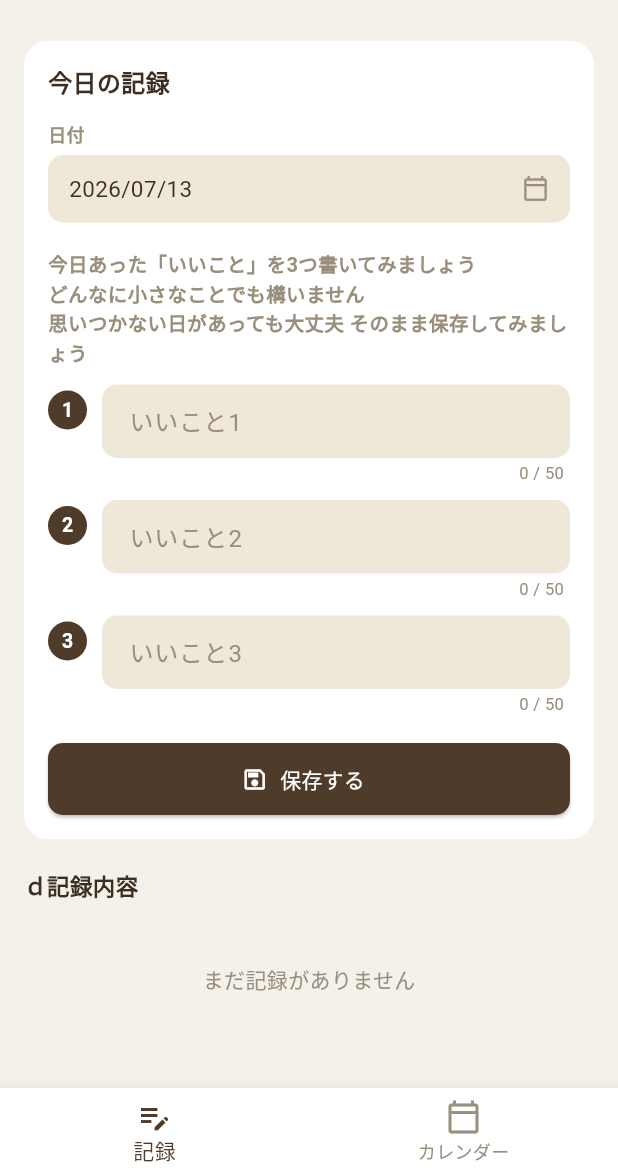
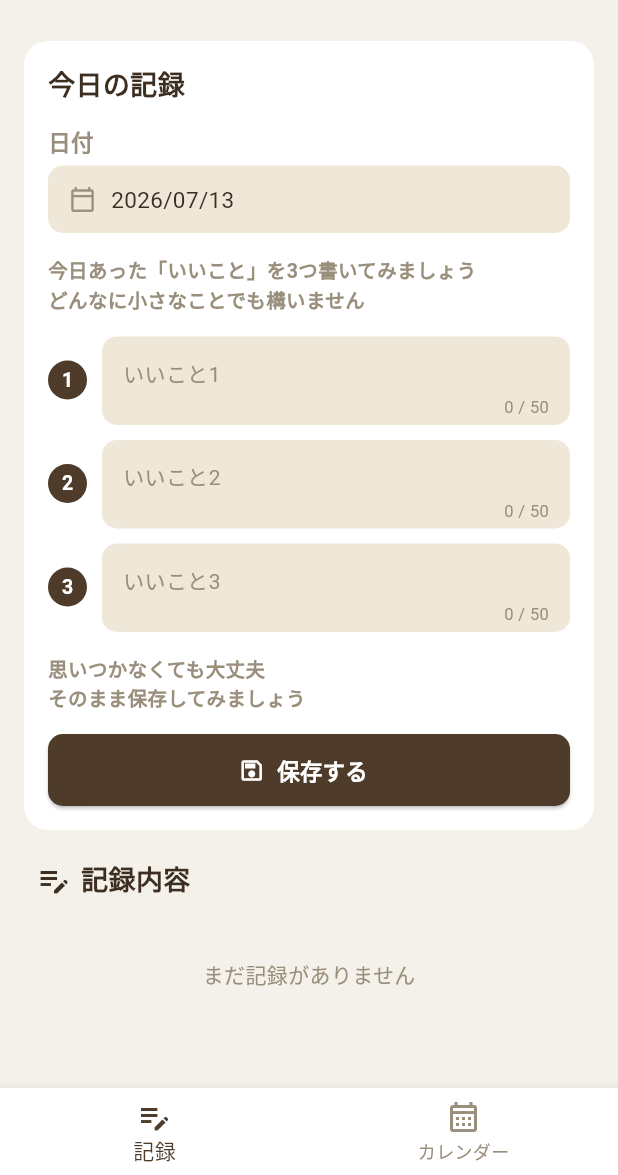
Before and after one commit to yumayuma011/Good3-YPJ, a Flutter app: the HomeScreen screen opened directly, on a phone screen of 412 x 824 dp, the part 61-1236 px from its top. Run offline on Flutter 3.47's test engine with Material 3 defaults, Android fonts, the phone set to English and light mode, and no system bars; our stand-ins replace file_picker, flutter_local_notifications, package_info_plus, permission_handler, share_plus, shared_preferences and 1 more; accounts and stored records are empty; Roboto replaces fonts that are missing (NotoSansJP).

Commit message:
settei igai hitodannraku

```diff
--- a/lib/constants/app_colors.dart
+++ b/lib/constants/app_colors.dart
@@ -4,17 +4,27 @@ import 'package:flutter/material.dart';
 class AppColors {
   AppColors._();
 
-  /// ユーザーが選択できるテーマカラーの候補一覧
+  /// ユーザーが選択できるテーマカラーの候補一覧（暗め8色 + 明るめ8色 = 16色）
   static const List<Color> presetColors = [
+    // ── 暗め（8色） ──
     Color(0xFF4E3B2A), // ブラウン（デフォルト）
-    Color(0xFFB0473A), // レッド
-    Color(0xFFC97A3D), // オレンジ
-    Color(0xFFB79A2E), // イエロー
-    Color(0xFF4E7A52), // グリーン
-    Color(0xFF2E8F8A), // ティール
-    Color(0xFF3E6FA8), // ブルー
-    Color(0xFF7A5AA8), // パープル
-    Color(0xFFC06090), // ピンク
+    Color(0xFF3D2E22), // ダークブラウン
+    Color(0xFF8B2E2E), // ダークレッド
+    Color(0xFF7A4A1F), // ダークオレンジ
+    Color(0xFF5C5220), // ダークイエロー（オリーブ）
+    Color(0xFF2E5233), // ダークグリーン
+    Color(0xFF1F4E4A), // ダークティール
+    Color(0xFF2E3F5C), // ダークブルー
+
+    // ── 明るめ（8色） ──
+    Color(0xFFD98880), // ライトレッド
+    Color(0xFFE8A96B), // ライトオレンジ
+    Color(0xFFE0C868), // ライトイエロー
+    Color(0xFF8FC28F), // ライトグリーン
+    Color(0xFF7FC9C4), // ライトティール
+    Color(0xFF8FB4E0), // ライトブルー
+    Color(0xFFB59BD9), // ライトパープル
+    Color(0xFFE39FC2), // ライトピンク
   ];
 
   static const Color defaultPrimary = Color(0xFF4E3B2A);
@@ -26,19 +36,19 @@ class AppColors {
   static const Color textSecondary = Color(0xFF9A8F7D);
   static const Color divider = Color(0xFFE4DCC9);
 
-  /// 月ごとのラベルに使う淡色パレット（画像の月別リストのピル表示用）
+ /// 月ごとのラベル色（インデックス0=1月, 1=2月, ... 11=12月に対応）
   static const List<Color> monthPillColors = [
-    Color(0xFFE60033), // 赤(1月)
-    Color(0xFF884798), // 紫(2月)
-    Color(0xFFBCE2E8), // 水色(3月)
-    Color(0xFFDCAE63), // 花舞小(4月)
-    Color(0xFF3EB370), // 緑(5月)
-    Color(0xFF7D7D7D), // 灰色(6月)
-    Color(0xFFB8D200), // 桃色(7月)
-    Color(0xFFB8D200), // 黄緑(8月)
-    Color(0xFF0095D9), // 青(9月)
-    Color(0xFFEE7800), // 橙色(10月)
-    Color(0xFFFFD900), // 黄色(11月)
-    Color(0xFFCFC3B7), // 勿忘菫(12月)
+    Color(0xFFE60033), // 赤 (1月)
+    Color(0xFF884798), // 紫 (2月)
+    Color(0xFF2C8593), // 水色 (3月)
+    Color(0xFFDCAE63), // 花舞小枝 はなまいこえだ (4月)
+    Color(0xFF662E51), // 初恋薊 はつこいあざみ (5月)
+    Color(0xFF557F65), // 憧葛 あこがれかずら (6月)
+    Color(0xFFF09199), // 桃色 (7月)
+    Color(0xFFB8D200), // 黄緑 (8月)
+    Color(0xFF0095D9), // 青 (9月)
+    Color(0xFFEE7800), // 橙色 (10月)
+    Color(0xFFFFD900), // 黄色 (11月)
+    Color(0xFFC4B5A6), // 勿忘菫 わすれなすみれ (12月)
   ];
 }
--- a/lib/constants/app_strings.dart
+++ b/lib/constants/app_strings.dart
@@ -23,10 +23,11 @@ class AppStrings {
   static const recordCardTitle = '今日の記録';
   static const recordDateLabel = '日付';
   // static const recordPrompt = '今日あった「いいこと」を思いつく範囲で書いてみましょう';
-  static const recordPrompt = '今日あった「いいこと」を3つ書いてみましょう\nどんなに小さなことでも構いません\n思いつかない日があっても大丈夫 そのまま保存してみましょう';
+  static const recordPrompt = '今日あった「いいこと」を3つ書いてみましょう\nどんなに小さなことでも構いません';
+  static const recordPrompt2 = '思いつかなくても大丈夫\nそのまま保存してみましょう';
   static const recordSave = '保存する';
   static const recordSavedBanner = '保存しました';
-  static const recordListTitle = 'ｄ記録内容';
+  static const recordListTitle = '記録内容';
   static const recordEmpty = 'まだ記録がありません';
   static const defaultFallbackItem = '今日も生きていた';
   static String itemHint(int number) => 'いいこと$number';
@@ -96,7 +97,7 @@ class AppStrings {
   static const exportDesc =
       '記録したデータをJSONファイルとして書き出します。\nバックアップや機種変更の際にご利用ください。';
   static const importDesc =
-      '以前エクスポートしたJSONファイルを選択して読み込みます。\n※現在のデータは上書きされます。';
+      '以前出力したJSONファイルを選択して読込みます。\n※現在のデータは上書きされます。';
   static const exportButton = 'エクスポートする';
   static const importButton = 'ファイルを選択する';
   static const exportSuccessMsg = 'エクスポートが完了しました';
--- a/lib/constants/app_text_styles.dart
+++ b/lib/constants/app_text_styles.dart
@@ -16,7 +16,7 @@ class AppTextStyles {
   // カードの見出し（例：「今日の記録」）
   static const cardTitle = TextStyle(
     fontWeight: FontWeight.bold,
-    fontSize: 16,
+    fontSize: 18,
     color: AppColors.textPrimary,
   );
 
@@ -41,13 +41,14 @@ class AppTextStyles {
   // 説明文・プロンプト（例：「今日あった…」）
   static const prompt = TextStyle(
     fontSize: 13,
+    fontWeight: FontWeight.bold,
     color: AppColors.textSecondary,
   );
 
   // 設定行のラベル
   static const rowLabel = TextStyle(
     fontWeight: FontWeight.w600,
-    fontSize: 14,
+    fontSize: 18,
     color: AppColors.textPrimary,
   );
 
--- a/lib/screens/home_screen.dart
+++ b/lib/screens/home_screen.dart
@@ -21,14 +21,30 @@ class HomeScreen extends StatefulWidget {
 
 class _HomeScreenState extends State<HomeScreen> {
   int _tabIndex = 0;
+  late final PageController _pageController =
+      PageController(initialPage: _tabIndex);
 
   /// カレンダータブ内の「カレンダー表示 / リスト表示」の状態。
   /// AppBar側のトグルから操作するため、ここ(親)で保持する。
   bool _isCalendarView = true;
 
+  @override
+  void dispose() {
+    _pageController.dispose();
+    super.dispose();
+  }
+
   void _openSettings() {
     Navigator.of(context).push(
       MaterialPageRoute(builder: (_) => const SettingsScreen()),
+    );
+  }
+
+  void _onTabTapped(int index) {
+    _pageController.animateToPage(
+      index,
+      duration: const Duration(milliseconds: 250),
+      curve: Curves.easeInOut,
     );
   }
 
@@ -63,8 +79,10 @@ class _HomeScreenState extends State<HomeScreen> {
             ),
         ],
       ),
-      body: IndexedStack(
-        index: _tabIndex,
+      // 記録／カレンダーは左右スワイプでも移動できるようにPageViewで構成
+      body: PageView(
+        controller: _pageController,
+        onPageChanged: (index) => setState(() => _tabIndex = index),
         children: [
           const RecordScreen(),
           CalendarScreen(
@@ -74,7 +92,7 @@ class _HomeScreenState extends State<HomeScreen> {
       ),
       bottomNavigationBar: BottomNavigationBar(
         currentIndex: _tabIndex,
-        onTap: (i) => setState(() => _tabIndex = i),
+        onTap: _onTabTapped,
         type: BottomNavigationBarType.fixed,
         backgroundColor: AppColors.cardBackground,
         selectedItemColor: Theme.of(context).colorScheme.primary,
@@ -85,7 +103,7 @@ class _HomeScreenState extends State<HomeScreen> {
             label: AppStrings.navRecord,
           ),
           BottomNavigationBarItem(
-            icon: Icon(Icons.calendar_today_outlined),
+            icon: Icon(Icons.calendar_month_outlined),
             label: AppStrings.navCalendar,
           ),
         ],
--- a/lib/screens/record_screen.dart
+++ b/lib/screens/record_screen.dart
@@ -9,6 +9,7 @@ import '../constants/app_strings.dart';
 import '../constants/app_text_styles.dart';
 import '../utils/weighted_length_formatter.dart';
 import '../widgets/entry_detail_card.dart';
+import '../widgets/good_thing_input_dialog.dart';
 
 /// 「今日の記録」入力画面。日付＋3つのいいことを入力して保存する。
 class RecordScreen extends StatefulWidget {
@@ -62,6 +63,17 @@ class _RecordScreenState extends State<RecordScreen> {
     }
   }
 
+  Future<void> _openInputDialog(int index) async {
+    final result = await showGoodThingInputDialog(
+      context: context,
+      number: index + 1,
+      initialText: _controllers[index].text,
+    );
+    if (result != null) {
+      setState(() => _controllers[index].text = result);
+    }
+  }
+
   Future<void> _save() async {
     final items = _controllers.map((c) => c.text).toList();
     await context.read<EntriesProvider>().upsertEntry(_selectedDate, items);
@@ -103,7 +115,7 @@ class _RecordScreenState extends State<RecordScreen> {
                   const SizedBox(height: 14),
                   const Text(AppStrings.recordDateLabel,
                       style: TextStyle(
-                        fontSize: 12,
+                        fontSize: 15,
                         fontWeight: FontWeight.bold,
                         color: AppColors.textSecondary,
                       )),
@@ -120,29 +132,25 @@ class _RecordScreenState extends State<RecordScreen> {
                             BorderRadius.circular(AppDimens.radiusM),
                       ),
                       child: Row(
-                        mainAxisAlignment: MainAxisAlignment.spaceBetween,
                         children: [
+                          const Icon(Icons.calendar_today_outlined,
+                              size: AppDimens.iconM,
+                              color: AppColors.textSecondary),
+                              SizedBox(width: 10),
                           Text(
                             formatDateForField(_selectedDate),
                             style: AppTextStyles.fieldValue,
                           ),
-                          const Icon(Icons.calendar_today_outlined,
-                              size: AppDimens.iconM,
-                              color: AppColors.textSecondary),
                         ],
                       ),
                     ),
                   ),
-                  const SizedBox(height: 18),
+                  const SizedBox(height: 15),
                   const Text(
                     AppStrings.recordPrompt,
-                    style: TextStyle(
-                      fontSize: 13,
-                      fontWeight: FontWeight.bold,
-                      color: AppColors.textSecondary,
+                    style: AppTextStyles.prompt,
                   ),
-                  ),
-                  const SizedBox(height: 12),
+                  const SizedBox(height: 15),
                   for (var i = 0; i < 3; i++)
                     Padding(
                       padding: const EdgeInsets.only(bottom: 10),
@@ -150,7 +158,7 @@ class _RecordScreenState extends State<RecordScreen> {
                         crossAxisAlignment: CrossAxisAlignment.start,
                         children: [
                           Padding(
-                            padding: const EdgeInsets.only(top: 4),
+                            padding: const EdgeInsets.only(top: 16),
                             child: Container(
                               width: AppDimens.numberBadgeSizeLarge,
                               height: AppDimens.numberBadgeSizeLarge,
@@ -170,38 +178,47 @@ class _RecordScreenState extends State<RecordScreen> {
                             child: AnimatedBuilder(
                               animation: _controllers[i],
                               builder: (context, _) {
+                                final text = _controllers[i].text;
                                 final weight =
                                     WeightedLengthLimitFormatter.weightOfText(
-                                        _controllers[i].text);
-                                return Column(
-                                  crossAxisAlignment:
-                                      CrossAxisAlignment.end,
-                                  children: [
-                                    TextField(
-                                      controller: _controllers[i],
-                                      inputFormatters: [
-                                        WeightedLengthLimitFormatter(
-                                            AppRules.itemMaxWeight),
-                                      ],
-                                      decoration: InputDecoration(
-                                        hintText: AppStrings.itemHint(i + 1),
-                                        hintStyle: const TextStyle(
-                                            color: AppColors.textSecondary),
-                                        filled: true,
-                                        fillColor: AppColors.rowBackground,
-                                        contentPadding:
-                                            const EdgeInsets.symmetric(
-                                                horizontal: 14, vertical: 12),
-                                        border: OutlineInputBorder(
+                                        text);
+                                final hasText = text.trim().isNotEmpty;
+                                return InkWell(
+                                  onTap: () => _openInputDialog(i),
                                   borderRadius: BorderRadius.circular(
                                       AppDimens.radiusM),
-                                          borderSide: BorderSide.none,
+                                  child: Container(
+                                    padding: const EdgeInsets.fromLTRB(
+                                        14, 10, 14, 4),
+                                    decoration: BoxDecoration(
+                                      color: AppColors.rowBackground,
+                                      borderRadius: BorderRadius.circular(
+                                          AppDimens.radiusM),
+                                    ),
+                                    child: Column(
+                                      crossAxisAlignment:
+                                          CrossAxisAlignment.stretch,
+                                      children: [
+                                        // 表示は一部（1行）のみ。全文はタップして開く
+                                        // ポップアップで確認・編集する。
+                                        Padding(
+                                          padding: const EdgeInsets.symmetric(
+                                              vertical: 4),
+                                          child: Text(
+                                            hasText
+                                                ? text
+                                                : AppStrings.itemHint(i + 1),
+                                            maxLines: 1,
+                                            overflow: TextOverflow.ellipsis,
+                                            style: hasText
+                                                ? AppTextStyles.fieldValue
+                                                : const TextStyle(
+                                                    color: AppColors
+                                                        .textSecondary),
                                           ),
                                         ),
-                                    ),
-                                    Padding(
-                                      padding: const EdgeInsets.only(
-                                          top: 2, right: 4),
+                                        Align(
+                                          alignment: Alignment.centerRight,
                                           child: Text(
                                             '${weight.toStringAsFixed(weight % 1 == 0 ? 0 : 1)} / ${AppRules.itemMaxWeight.toStringAsFixed(0)}',
                                             style: AppTextStyles.caption
@@ -209,6 +226,8 @@ class _RecordScreenState extends State<RecordScreen> {
                                           ),
                                         ),
                                       ],
+                                    ),
+                                  ),
                                 );
                               },
                             ),
@@ -216,7 +235,12 @@ class _RecordScreenState extends State<RecordScreen> {
                         ],
                       ),
                     ),
-                  const SizedBox(height: 8),
+                  const SizedBox(height: 5),
+                  const Text(
+                    AppStrings.recordPrompt2,
+                    style: AppTextStyles.prompt,
+                  ),
+                  const SizedBox(height: 15),
                   SizedBox(
                     width: double.infinity,
                     height: AppDimens.buttonHeight,
@@ -224,7 +248,11 @@ class _RecordScreenState extends State<RecordScreen> {
                       onPressed: _save,
                       icon: const Icon(Icons.save_outlined,
                           size: AppDimens.iconM),
-                      label: const Text(AppStrings.recordSave),
+                      label: const Text(AppStrings.recordSave, //保存する ボタン
+                          style : TextStyle(
+                          fontSize: 15,
+                          fontWeight: FontWeight.bold,)
+                      ),
                       style: ElevatedButton.styleFrom(
                         backgroundColor: primary,
                         foregroundColor: Colors.white,
@@ -239,14 +267,23 @@ class _RecordScreenState extends State<RecordScreen> {
               ),
             ),
             const SizedBox(height: 20),
-            const Text(
+            Row(children: [
+                SizedBox(width: 8),
+                Icon(Icons.edit_note,
+                    size: AppDimens.iconXL,
+                    color: AppColors.textPrimary),
+                SizedBox(width: 6),
+                Text(
                     AppStrings.recordListTitle,
-              style: TextStyle(
-                  fontWeight: FontWeight.bold,
-                  fontSize: 15,
-                  color: AppColors.textPrimary),
+                      style: AppTextStyles.cardTitle,
+                      // style: TextStyle(
+                      // fontWeight: FontWeight.bold,
+                      // fontSize: 15,
+                      // color: AppColors.textPrimary),
                 ),
-            const SizedBox(height: 10),
+              ],
+            ),
+            const SizedBox(height: 8),
             if (entries.isEmpty)
               const Padding(
                 padding: EdgeInsets.symmetric(vertical: 32),
--- a/lib/widgets/view_toggle_pill.dart
+++ b/lib/widgets/view_toggle_pill.dart
@@ -30,7 +30,7 @@ class ViewTogglePill extends StatelessWidget {
         mainAxisSize: MainAxisSize.min,
         children: [
           _PillIcon(
-            icon: Icons.calendar_today_outlined,
+            icon: Icons.calendar_month_outlined,
             selected: isCalendarView,
             color: primary,
             onTap: () => onChanged(true),
```
Also changed, not shown: lib/main.dart (+11 -0 lines), lib/screens/calendar_screen.dart (+7 -4 lines), lib/screens/color_picker_screen.dart (+31 -7 lines), lib/widgets/entry_detail_card.dart (+10 -1 lines), lib/widgets/good_thing_input_dialog.dart (added, +177 -0 lines). Lines whose indentation alone changed are shown as unchanged.
